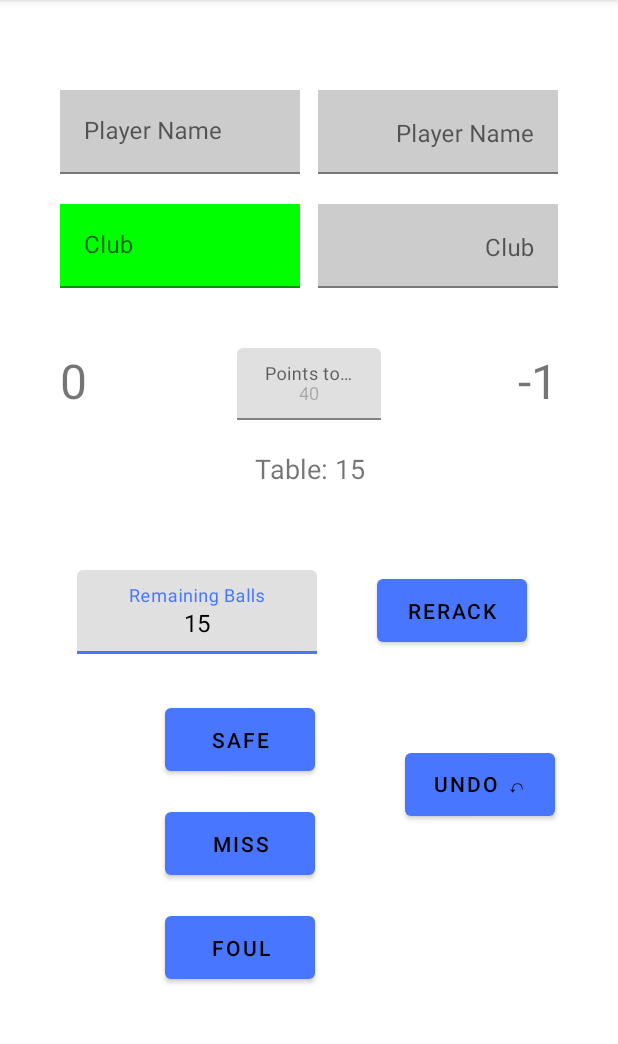
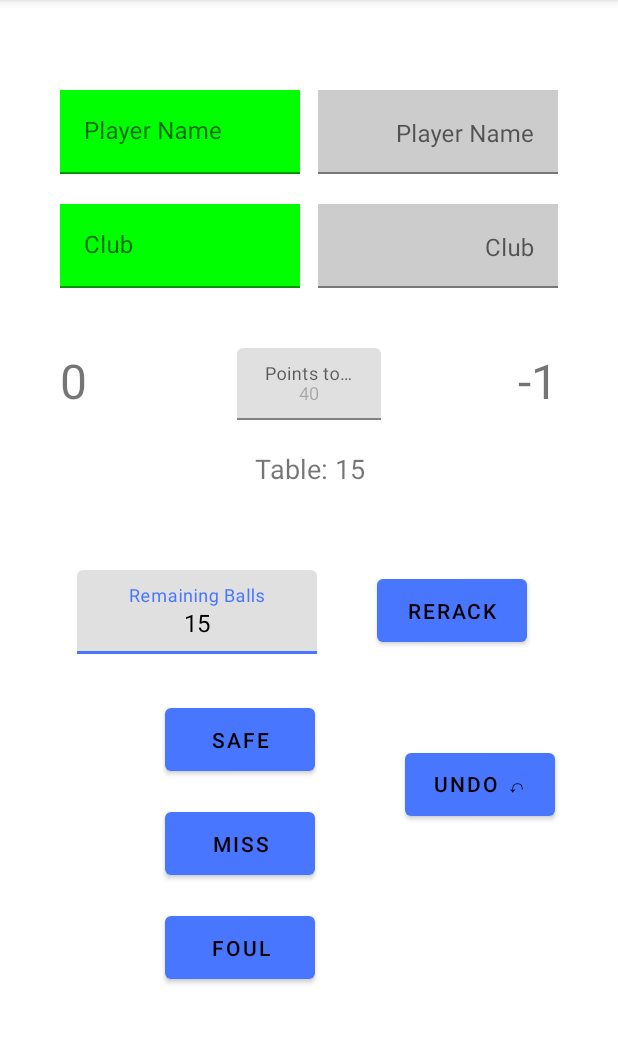
Before and after one commit to Dacid99/PocketTRacker, an Android app built with Jetpack Compose: the screen it shows after launch (MainActivity), after a tap on "FOUL", on a phone screen of 412 x 824 dp, the part 84-1128 px from its top. Run offline under Robolectric (Android 15) with nearby library versions, the phone set to English and light mode, and no system bars; 1 other tap on this screen came first.

Commit message:
Updated AGP fixed focus set app unrotatable till landscape layout implemented

```diff
--- a/app/src/main/AndroidManifest.xml
+++ b/app/src/main/AndroidManifest.xml
@@ -14,6 +14,7 @@
         tools:targetApi="31">
         <activity
             android:name=".MainActivity"
+            android:screenOrientation="portrait"
             android:exported="true"
             android:label="@string/app_name"
             android:theme="@style/Theme.StraightPoolCounter">
--- a/app/src/main/java/org/sbv/straightpoolcounter/MainActivity.java
+++ b/app/src/main/java/org/sbv/straightpoolcounter/MainActivity.java
@@ -321,7 +321,7 @@ public class MainActivity extends AppCompatActivity {
 
     private void updateFocusUI(){
         if (turnPlayer == player1) {
-            player1NameLayout.setBackgroundColor(Color.GREEN);
+            player1NameInput.setBackgroundColor(Color.GREEN);
             player1ClubInput.setBackgroundColor(Color.GREEN);
             player2NameInput.setBackgroundColor(Color.LTGRAY);
             player2ClubInput.setBackgroundColor(Color.LTGRAY);
--- a/build.gradle
+++ b/build.gradle
@@ -1,5 +1,5 @@
 // Top-level build file where you can add configuration options common to all sub-projects/modules.
 plugins {
-id 'com.android.application' version '8.3.0' apply false
+id 'com.android.application' version '8.4.0' apply false
     id 'org.jetbrains.kotlin.android' version '1.9.0' apply false
 }
```
Also changed, not shown: gradle/wrapper/gradle-wrapper.properties.
